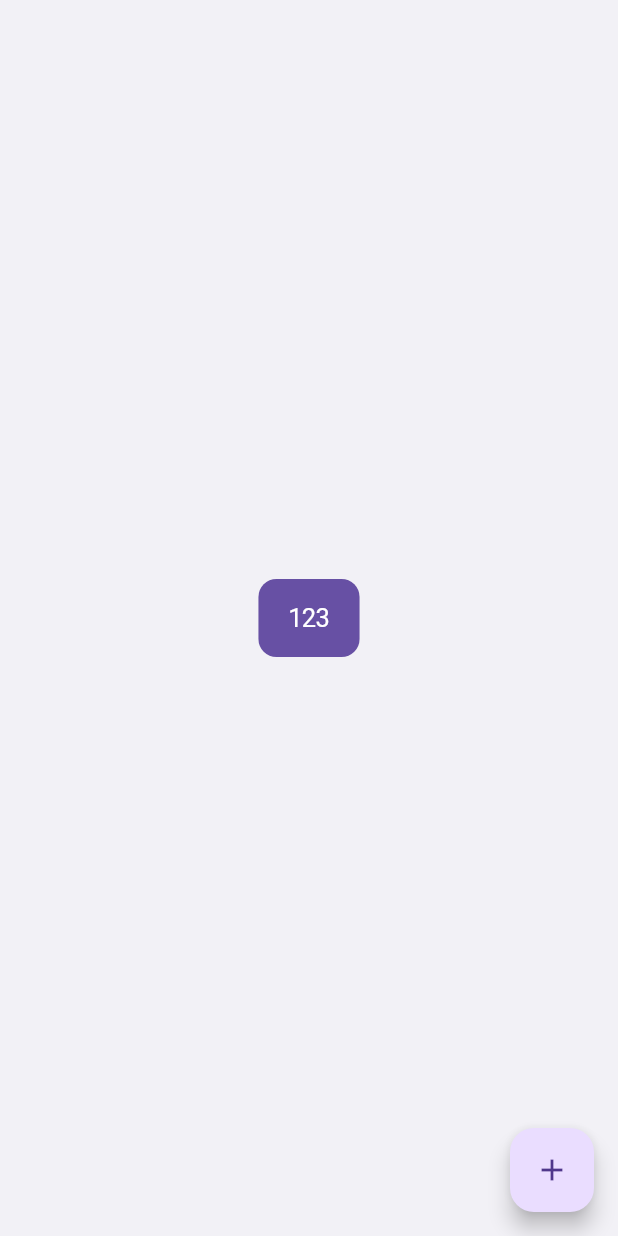
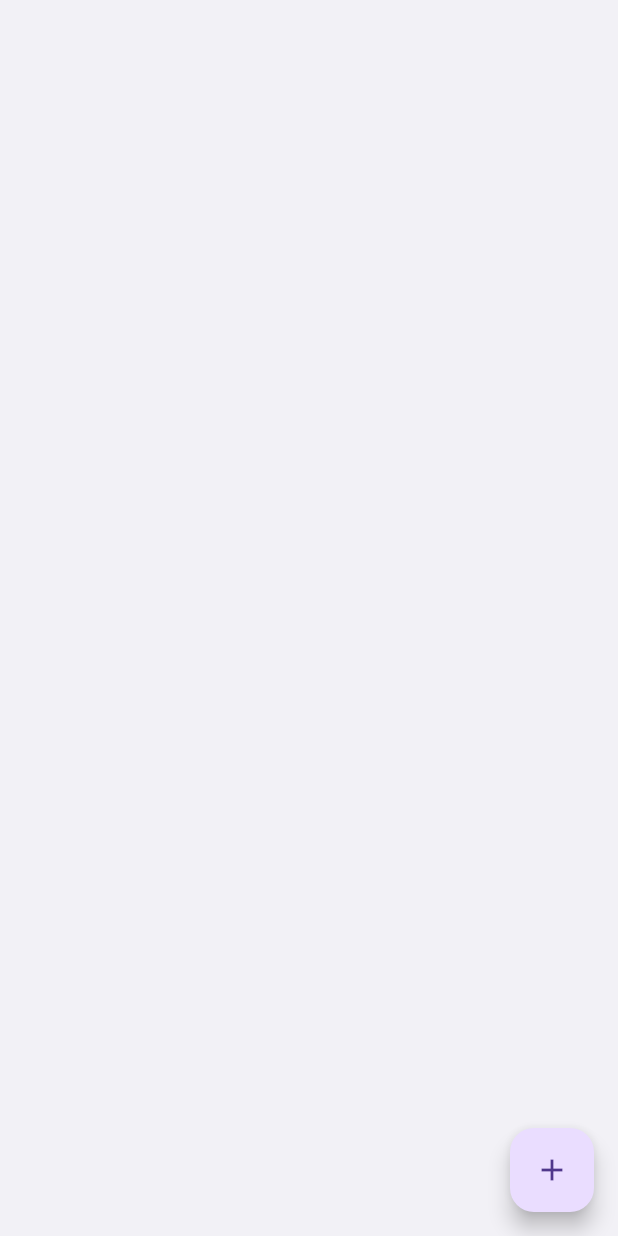
Before and after one commit to Vorkytaka/mini_sips, a Flutter app: the MainScreen screen opened directly, on a phone screen of 412 x 824 dp. Run offline on Flutter 3.47's test engine with Material 3 defaults, Android fonts, the phone set to English and light mode, and no system bars; our stand-ins replace cloud_firestore, firebase_auth, firebase_core, flutter_bloc, flutter_svg, geolocator and 3 more; accounts and stored records are empty.

Commit message:
#63: Fix analyze

```diff
--- a/lib/presentation/main/main_screen.dart
+++ b/lib/presentation/main/main_screen.dart
@@ -1,4 +1,3 @@
-import 'package:flutter/cupertino.dart';
 import 'package:flutter/material.dart';
 
 import '../drinked/drinked_dialog.dart';
@@ -15,12 +14,6 @@ class MainScreen extends StatelessWidget {
         },
         child: const Icon(Icons.add),
       ),
-      body: Center(
-        child: CupertinoButton.filled(
-          child: Text('123'),
-          onPressed: () {},
-        ),
-      ),
     );
   }
 }
```
